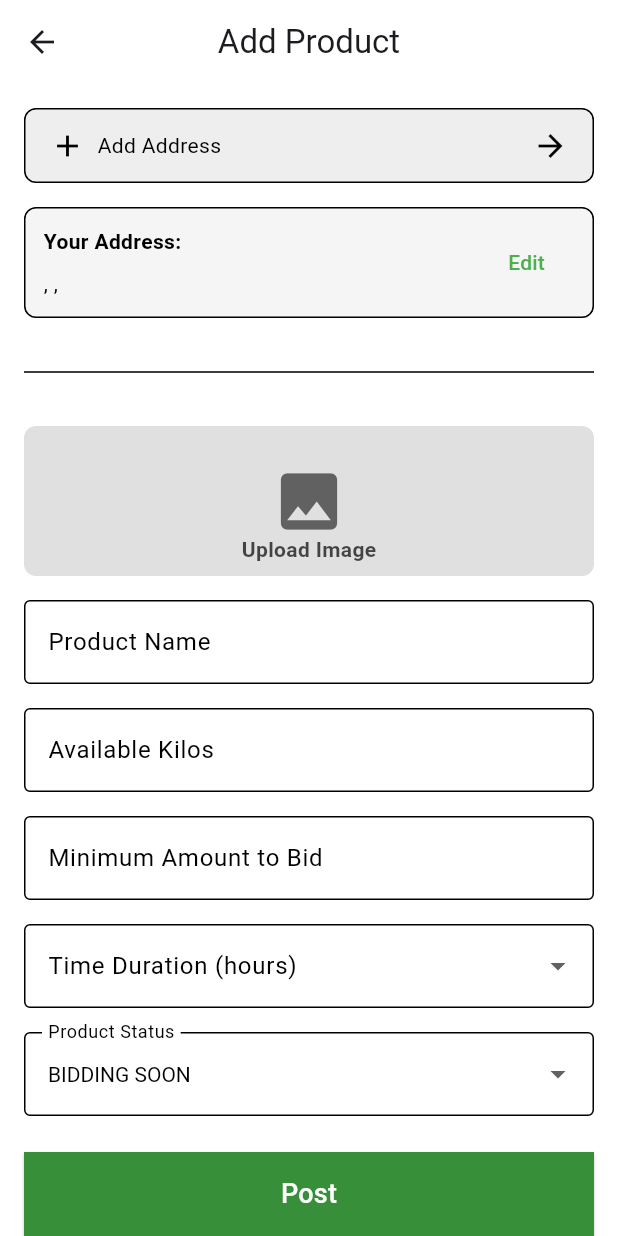
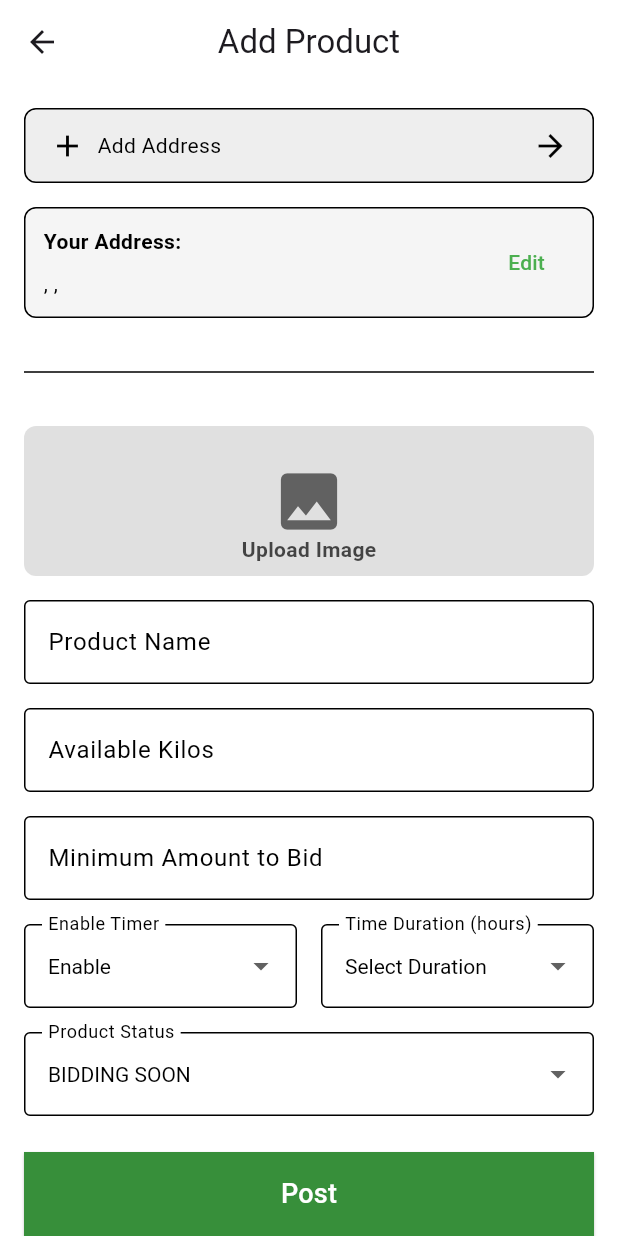
Before and after one commit to Jay-ar02/aepal, a Flutter app: the AddProductPage screen opened by its route, on a phone screen of 412 x 824 dp. Run offline on Flutter 3.47's test engine with Material 3 defaults, Android fonts, the light colour scheme and no system bars; our stand-ins replace badges, cloud_firestore, firebase_auth, firebase_core, firebase_storage, fluttertoast and 1 more; accounts and stored records are empty.

Commit message:
added disable/enable timer, added edit functions to edit the timer and minimum amount.

```diff
--- a/lib/seller/add_product_page.dart
+++ b/lib/seller/add_product_page.dart
@@ -19,7 +19,8 @@ class _AddProductPageState extends State<AddProductPage> {
   final TextEditingController _productNameController = TextEditingController();
   final TextEditingController _availableKilosController = TextEditingController();
   final TextEditingController _minAmountController = TextEditingController();
-  int? _timeDurationHours;  // Changed to int to represent hours
+  int? _timeDurationHours;
+  bool _isTimerEnabled = true; // Added to manage timer enable/disable
   String _productStatus = 'BIDDING SOON';
   File? _image;
   final ImagePicker _picker = ImagePicker();
@@ -51,23 +52,34 @@ class _AddProductPageState extends State<AddProductPage> {
     final user = FirebaseAuth.instance.currentUser;
     if (user != null) {
       try {
+        final productName = _productNameController.text.isNotEmpty ? _productNameController.text : 'Unknown Product';
+        final availableKilos = _availableKilosController.text.isNotEmpty ? int.parse(_availableKilosController.text) : 0;
+        final minAmount = _minAmountController.text.isNotEmpty ? double.parse(_minAmountController.text) : 0.0;
+        final address = _addressText.isNotEmpty ? _addressText : 'Unknown Address';
+
         String? imageUrl;
         if (_image != null) {
           imageUrl = await _uploadImage(_image!);
         }
 
-        DateTime endTime = DateTime.now().add(Duration(hours: _timeDurationHours!));
+        DateTime? endTime;
+        if (_isTimerEnabled && _timeDurationHours != null) {
+          endTime = DateTime.now().add(Duration(hours: _timeDurationHours!));
+        } else {
+          endTime = null;
+        }
 
         await FirebaseFirestore.instance.collection('products').add({
           'userId': user.uid,
-          'productName': _productNameController.text,
-          'address': _addressText,
-          'availableKilos': int.parse(_availableKilosController.text),
-          'minAmount': double.parse(_minAmountController.text),
-          'timeDuration': endTime.toIso8601String(),  // Store the end time as a DateTime string
+          'productName': productName,
+          'address': address,
+          'availableKilos': availableKilos,
+          'minAmount': minAmount,
+          'timeDuration': endTime?.toIso8601String(),
           'status': _productStatus,
-          'imageUrl': imageUrl,
+          'imageUrl': imageUrl ?? 'https://via.placeholder.com/150',
         });
+
         Navigator.pushReplacementNamed(context, '/sellerPage');
       } catch (e) {
         print('Error adding product: $e');
@@ -322,7 +334,46 @@ class _AddProductPageState extends State<AddProductPage> {
               keyboardType: TextInputType.number,
             ),
             SizedBox(height: 16),
-            DropdownButtonFormField<int>(
+            Row(
+              children: [
+                Expanded(
+                  child: DropdownButtonFormField<bool>(
+                    style: TextStyle(color: Colors.black),
+                    decoration: InputDecoration(
+                      labelText: 'Enable Timer',
+                      labelStyle: TextStyle(color: Colors.black),
+                      border: OutlineInputBorder(),
+                      focusedBorder: OutlineInputBorder(
+                        borderSide: BorderSide(color: Colors.black),
+                      ),
+                      enabledBorder: OutlineInputBorder(
+                        borderSide: BorderSide(color: Colors.black),
+                      ),
+                    ),
+                    value: _isTimerEnabled,
+                    items: [
+                      DropdownMenuItem<bool>(
+                        value: true,
+                        child: Text('Enable'),
+                      ),
+                      DropdownMenuItem<bool>(
+                        value: false,
+                        child: Text('Disable'),
+                      ),
+                    ],
+                    onChanged: (value) {
+                      setState(() {
+                        _isTimerEnabled = value!;
+                        if (!_isTimerEnabled) {
+                          _timeDurationHours = null; // Reset time duration when disabled
+                        }
+                      });
+                    },
+                  ),
+                ),
+                SizedBox(width: 16),
+                Expanded(
+                  child: DropdownButtonFormField<int>(
                     style: TextStyle(color: Colors.black),
                     decoration: InputDecoration(
                       labelText: 'Time Duration (hours)',
@@ -341,11 +392,28 @@ class _AddProductPageState extends State<AddProductPage> {
                               child: Text('$duration hours'),
                             ))
                         .toList(),
-              onChanged: (value) {
+                    onChanged: _isTimerEnabled
+                        ? (value) {
                             setState(() {
                               _timeDurationHours = value;
                             });
-              },
+                          }
+                        : null,
+                    value: _timeDurationHours,
+                    isExpanded: true,
+                    hint: Text(
+                      _isTimerEnabled
+                          ? 'Select Duration'
+                          : 'Disabled',
+                      style: TextStyle(color: _isTimerEnabled ? Colors.black : Colors.grey),
+                    ),
+                    disabledHint: Text(
+                      'Disabled',
+                      style: TextStyle(color: Colors.grey),
+                    ),
+                  ),
+                ),
+              ],
             ),
             SizedBox(height: 16),
             DropdownButtonFormField<String>(
```
Also changed, not shown: lib/buyer/buyer_page.dart (+12 -6 lines), lib/seller/edit_product_page.dart (+96 -64 lines), lib/seller/seller_page.dart (+12 -5 lines). Lines whose indentation alone changed are shown as unchanged.
